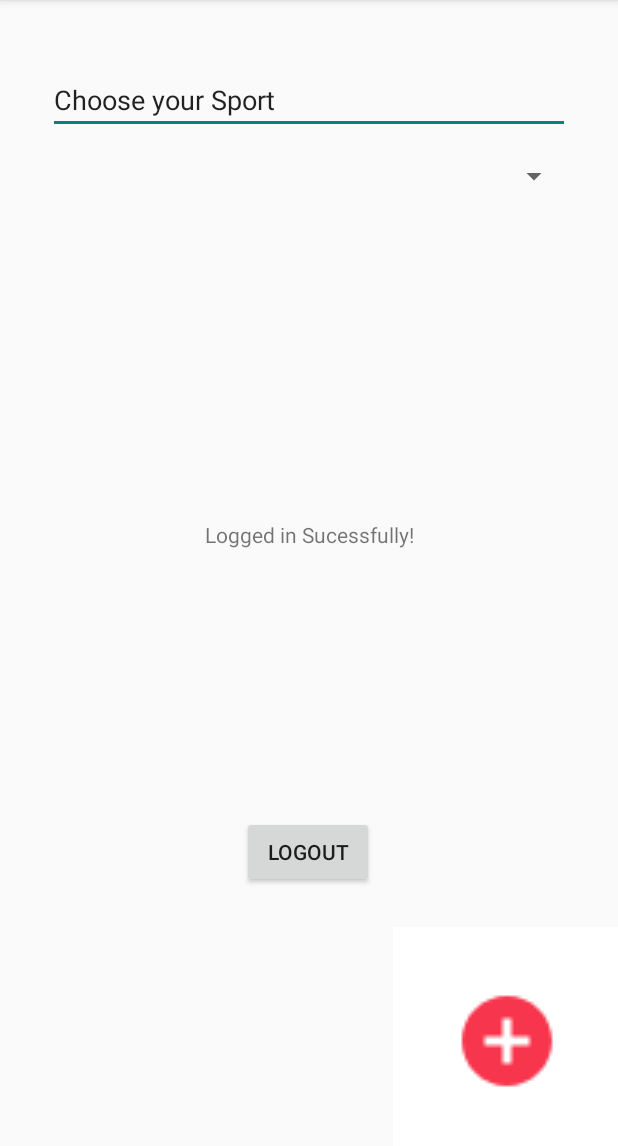
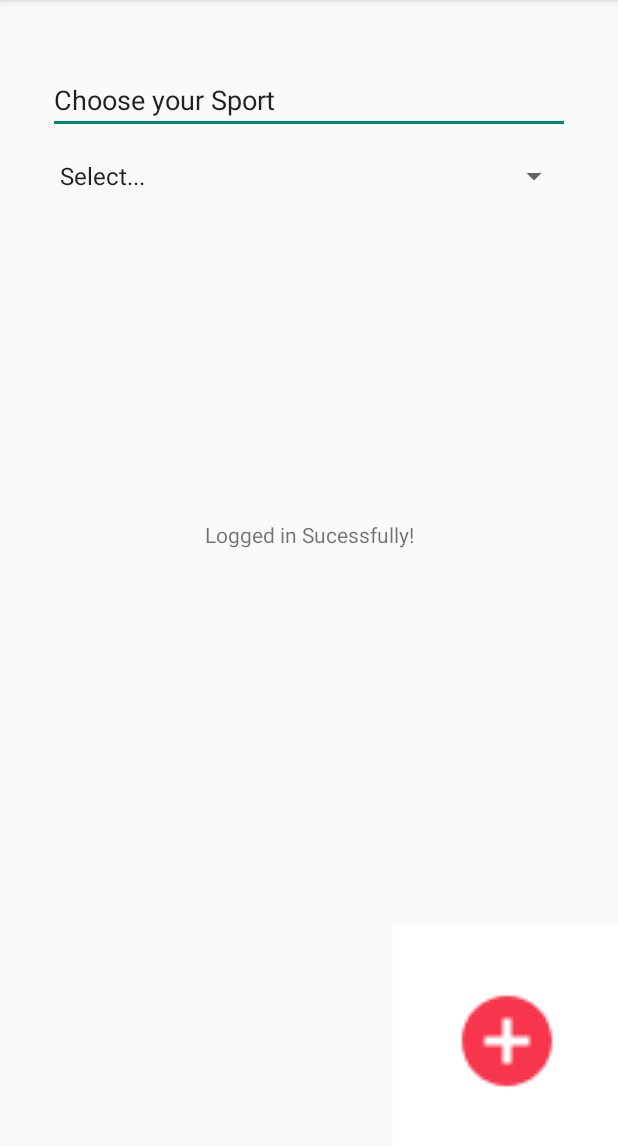
Before and after one commit to dominik-bregovic/My_Sports_App, an Android app: the MainActivity screen opened directly, with no data from a screen before it, on a phone screen of 412 x 824 dp, the part 84-1230 px from its top. Run offline under Robolectric (Android 15) with nearby library versions, the phone set to English and light mode, and no system bars; our stand-ins replace Firebase (no records; nobody signed in at launch, a user with empty details on screens opened directly).

Commit message:
added comments and cleaned code

```diff
--- a/app/src/main/java/com/example/sports_app/LoginActivity.kt
+++ b/app/src/main/java/com/example/sports_app/LoginActivity.kt
@@ -14,6 +14,11 @@ import androidx.appcompat.widget.Toolbar
 import com.google.firebase.auth.FirebaseAuth
 import com.google.firebase.auth.FirebaseUser
 
+/**
+ * Logging in with email and password over google firebase
+ * Authors: Gerwald Gindrawady, Dominik Bregovic, Lukas Linzer
+ * Last Changed: 13.06.2022
+ */
 class LoginActivity : AppCompatActivity() {
     override fun onCreate(savedInstanceState: Bundle?) {
         super.onCreate(savedInstanceState)
--- a/app/src/main/java/com/example/sports_app/MainActivity.kt
+++ b/app/src/main/java/com/example/sports_app/MainActivity.kt
@@ -1,15 +1,21 @@
 package com.example.sports_app
 
 import android.content.Intent
-import androidx.appcompat.app.AppCompatActivity
 import android.os.Bundle
 import android.view.Menu
 import android.view.MenuItem
 import android.view.View
 import android.widget.*
+import androidx.appcompat.app.AppCompatActivity
 import androidx.appcompat.widget.Toolbar
 import com.google.firebase.auth.FirebaseAuth
 
+/**
+ * Selecting the sport of your choice
+ * Here jumping from one activity to another: AddingData, ShowSport and back to login
+ * Authors: Gerwald Gindrawady, Dominik Bregovic, Lukas Linzer
+ * Last Changed: 13.06.2022
+ */
 class MainActivity : AppCompatActivity() {
     override fun onCreate(savedInstanceState: Bundle?) {
         super.onCreate(savedInstanceState)
@@ -21,13 +27,7 @@ class MainActivity : AppCompatActivity() {
         val addButton = findViewById<ImageButton>(R.id.btn_main_add)
         addButton.setOnClickListener{
             startActivity(Intent(this@MainActivity, AddingDataActivity::class.java))
-            finish()
-        }
-        val logoutButton = findViewById<Button>(R.id.btn_main_logout)
-        logoutButton.setOnClickListener{
-            FirebaseAuth.getInstance().signOut()
-            startActivity(Intent(this@MainActivity, LoginActivity::class.java))
-            finish()
+//            finish()
         }
 
         createSpinner()
@@ -35,9 +35,12 @@ class MainActivity : AppCompatActivity() {
 
     fun createSpinner(){
         val db = DBHelper(this, null)
-        val courser = db.getSports()
+        val courser = db.getSportsTable()
         val list: MutableList<String> = ArrayList()
         val spinner = findViewById<Spinner>(R.id.spinnerSports)
+
+        // getting the Data from DB
+        list.add("Select...")
         courser!!.moveToFirst()
         try {
             while (courser.moveToNext()) {
@@ -47,20 +50,20 @@ class MainActivity : AppCompatActivity() {
             courser.close();
         }
 
+
+        // adding the Data to Spinner
         if (spinner != null) {
             val adapter = ArrayAdapter(this,
                 android.R.layout.simple_spinner_item, list)
             spinner.adapter = adapter
         }
-
         spinner.onItemSelectedListener = object :
             AdapterView.OnItemSelectedListener {
             override fun onItemSelected(parent: AdapterView<*>,
                                         view: View, position: Int, id: Long) {
-                Toast.makeText(this@MainActivity,
-                    list[position], Toast.LENGTH_SHORT).show()
+                if (position > 0 )
+                changeToSelectedView(list[position])
             }
-
             override fun onNothingSelected(parent: AdapterView<*>) {
                 // write code to perform some action
             }
@@ -68,8 +71,10 @@ class MainActivity : AppCompatActivity() {
     }
 
     fun changeToSelectedView(sport: String){
-        startActivity(Intent(this@MainActivity, LoginActivity::class.java))
-        finish()
+        val intent = Intent(this@MainActivity, ShowSportActivity::class.java)
+        intent.putExtra("sport",sport)
+        startActivity(intent)
+//        finish()
     }
 
     override fun onCreateOptionsMenu(menu: Menu?): Boolean {
--- a/app/src/main/res/layout/activity_main.xml
+++ b/app/src/main/res/layout/activity_main.xml
@@ -10,12 +10,6 @@
         android:id="@+id/toolbar"
         layout="@layout/toolbar" />
 
-<!--    <include-->
-<!--        android:id="@+id/tb_menu_logout"-->
-<!--        layout="@layout/toolbar"-->
-<!--        tools:layout_editor_absoluteX="-16dp"-->
-<!--        tools:layout_editor_absoluteY="132dp" />-->
-
     <TextView
         android:id="@+id/textView"
         android:layout_width="wrap_content"
@@ -25,18 +19,6 @@
         app:layout_constraintLeft_toLeftOf="parent"
         app:layout_constraintRight_toRightOf="parent"
         app:layout_constraintTop_toTopOf="parent" />
-
-    <Button
-        android:id="@+id/btn_main_logout"
-        android:layout_width="wrap_content"
-        android:layout_height="wrap_content"
-        android:text="Logout"
-        app:layout_constraintBottom_toBottomOf="parent"
-        app:layout_constraintEnd_toEndOf="parent"
-        app:layout_constraintHorizontal_bias="0.498"
-        app:layout_constraintStart_toStartOf="parent"
-        app:layout_constraintTop_toBottomOf="@+id/textView"
-        app:layout_constraintVertical_bias="0.503" />
 
     <Spinner
         android:id="@+id/spinnerSports"
--- a/app/src/main/res/layout/activity_show_sport.xml
+++ b/app/src/main/res/layout/activity_show_sport.xml
@@ -5,6 +5,10 @@
     android:layout_width="match_parent"
     android:layout_height="match_parent"
     tools:context=".ShowSportActivity">
+
+    <include
+        android:id="@+id/toolbar"
+        layout="@layout/toolbar" />
 
     <TextView
         android:id="@+id/tv_showsport_header"
@@ -18,7 +22,7 @@
         app:layout_constraintTop_toTopOf="parent" />
 
     <EditText
-        android:id="@+id/editTextTextMultiLine"
+        android:id="@+id/ml_showequipment_text"
         android:layout_width="307dp"
         android:layout_height="65dp"
         android:layout_marginTop="100dp"
```
Also changed, not shown: app/src/main/java/com/example/sports_app/AddingDataActivity.kt (+25 -2 lines), app/src/main/java/com/example/sports_app/DBHelper.kt (+10 -3 lines), app/src/main/java/com/example/sports_app/ForgotPasswordActivity.kt (+6 -2 lines), app/src/main/java/com/example/sports_app/RegisterActivity.kt (+17 -11 lines), app/src/main/java/com/example/sports_app/ShowSportActivity.kt (+43 -0 lines), app/src/main/res/layout/activity_adding_data.xml (+0 -7 lines).
